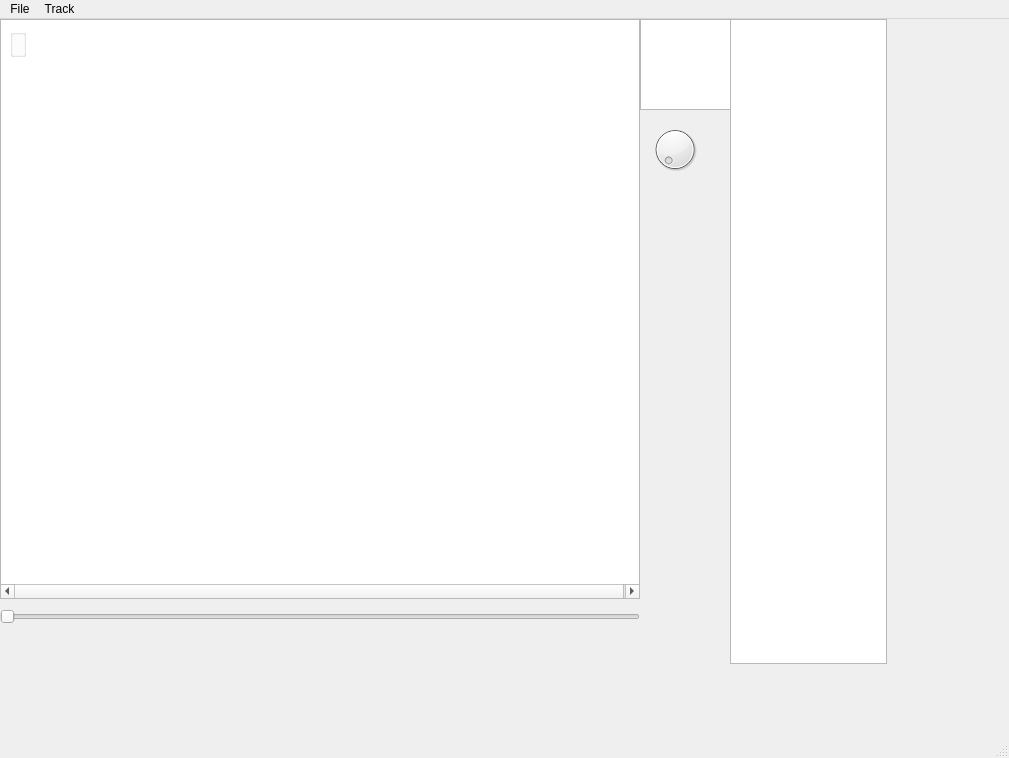
Qt form GUI/mainwindow.ui (kostasl/zebrafish_tracker) before a commit.
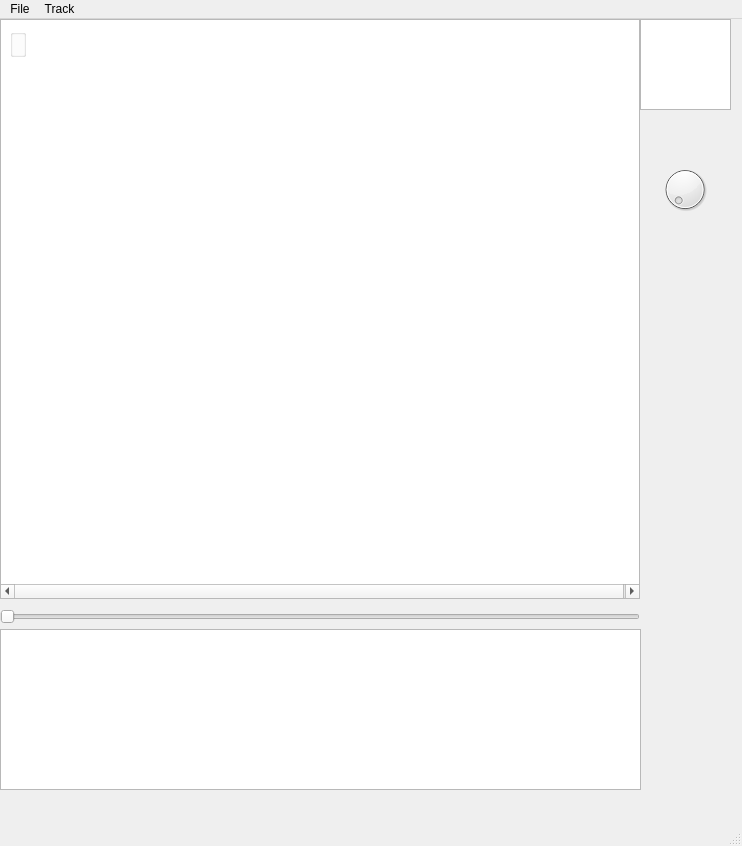
The same form after that commit.

Commit message: Added Separate DrawTex On Frame Function, Changed GUI, added message List, Made Inset Graphic for Head Display Work

The edit to the form file:
```diff
--- a/GUI/mainwindow.ui
+++ b/GUI/mainwindow.ui
@@ -6,8 +6,8 @@
    <rect>
     <x>0</x>
     <y>0</y>
-    <width>1009</width>
-    <height>758</height>
+    <width>742</width>
+    <height>846</height>
    </rect>
   </property>
   <property name="windowTitle">
@@ -17,8 +17,8 @@
    <widget class="QDial" name="EyeSegThreshold">
     <property name="geometry">
      <rect>
-      <x>650</x>
-      <y>100</y>
+      <x>660</x>
+      <y>140</y>
       <width>50</width>
       <height>61</height>
      </rect>
@@ -82,10 +82,10 @@
    <widget class="QListView" name="listView">
     <property name="geometry">
      <rect>
-      <x>730</x>
-      <y>0</y>
-      <width>157</width>
-      <height>645</height>
+      <x>0</x>
+      <y>610</y>
+      <width>641</width>
+      <height>161</height>
      </rect>
     </property>
    </widget>
@@ -123,8 +123,8 @@
     <rect>
      <x>0</x>
      <y>0</y>
-     <width>1009</width>
-     <height>22</height>
+     <width>742</width>
+     <height>27</height>
     </rect>
    </property>
    <widget class="QMenu" name="menuFile">
```
Left out of the diff: 20 changed lines with no effect on the pictures. The commit also changes 5 other files.
